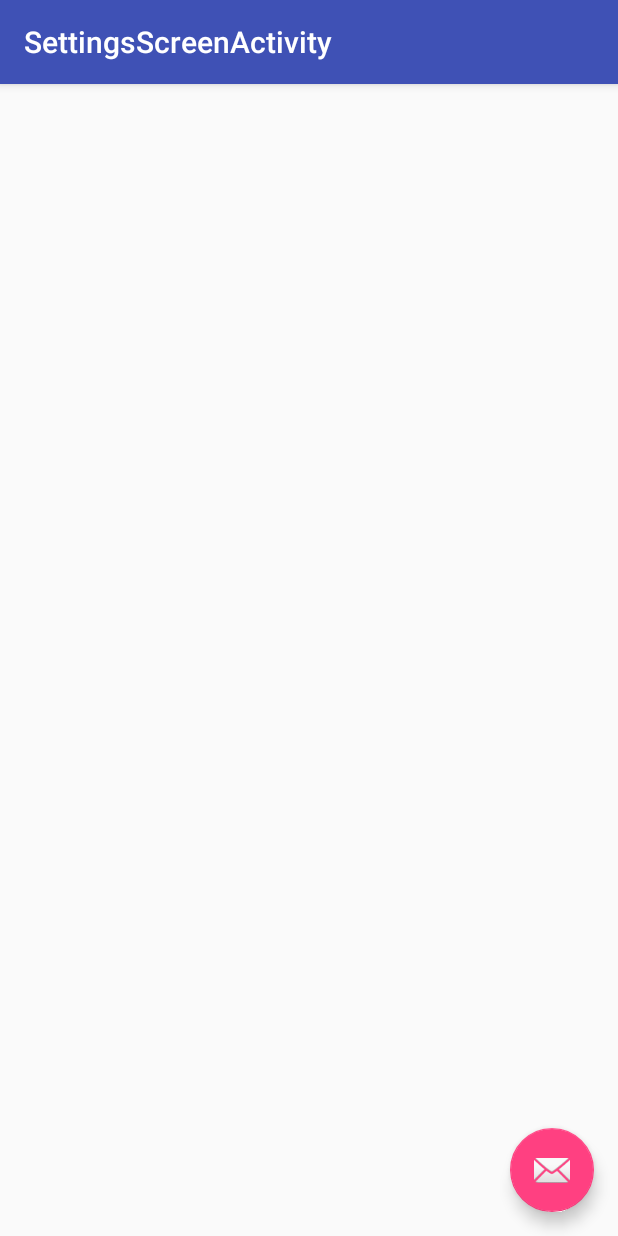
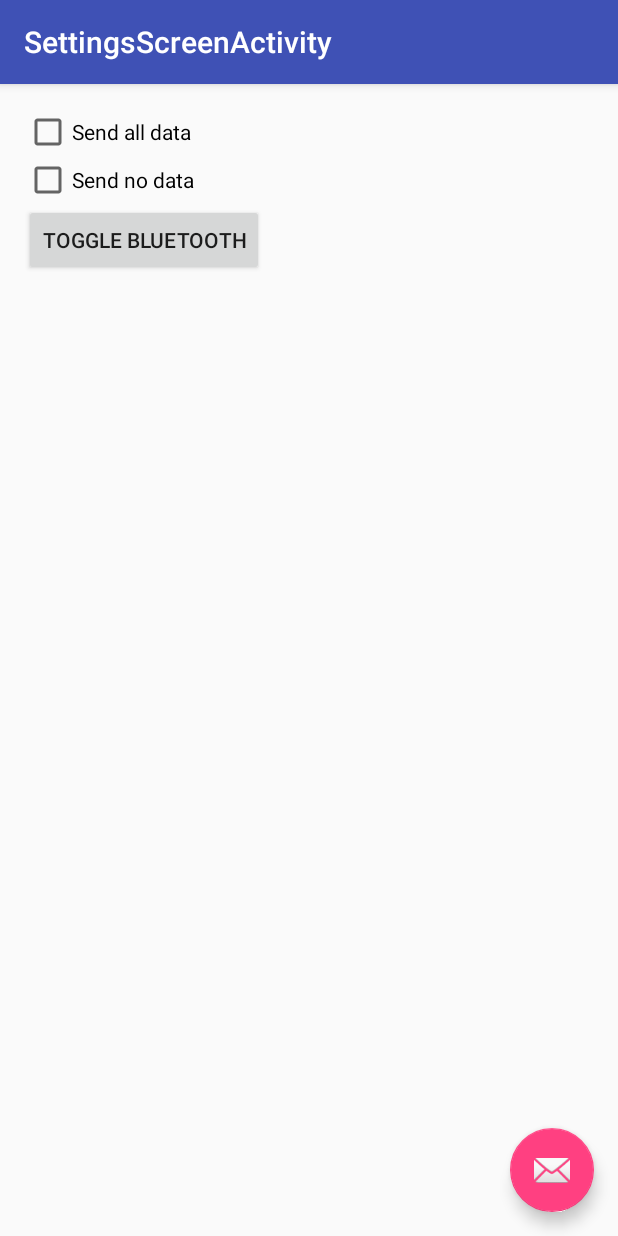
Before and after one commit to ax-rwnd/BASAC, an Android app: the screen it shows after launch (SettingsScreenActivity), after a tap on "SETTINGS", on a phone screen of 412 x 824 dp. Run offline under Robolectric (Android 15) with nearby library versions, the phone set to English and light mode, and no system bars; 2 other taps on this screen came first.

Commit message:
Bluetooth

```diff
--- a/android/app/src/main/java/d0020e/basac/HomeScreenActivity.java
+++ b/android/app/src/main/java/d0020e/basac/HomeScreenActivity.java
@@ -1,19 +1,28 @@
 package d0020e.basac;
 
+import android.bluetooth.BluetoothAdapter;
+import android.content.BroadcastReceiver;
+import android.content.Context;
 import android.content.Intent;
+import android.content.IntentFilter;
 import android.os.Bundle;
 import android.support.design.widget.FloatingActionButton;
 import android.support.design.widget.Snackbar;
 import android.support.v7.app.AppCompatActivity;
 import android.support.v7.widget.Toolbar;
+import android.util.Log;
 import android.view.View;
 import android.view.Menu;
 import android.view.MenuItem;
+import android.widget.Button;
 import android.widget.EditText;
+import android.widget.TextView;
+import android.widget.Toast;
 
 public class HomeScreenActivity extends AppCompatActivity {
+    public static int BLUETOOTH_REQUEST_CODE = 1;
+    private BroadcastReceiver mBluetoothReceiver;
 
-    @Override
     protected void onCreate(Bundle savedInstanceState) {
         super.onCreate(savedInstanceState);
         setContentView(R.layout.activity_home_screen);
@@ -28,6 +37,36 @@ public class HomeScreenActivity extends AppCompatActivity {
                         .setAction("Action", null).show();
             }
         });
+
+        BluetoothAdapter mBluetoothAdapter = BluetoothAdapter.getDefaultAdapter();
+        mBluetoothReceiver = new BroadcastReceiver() {
+            @Override
+            public void onReceive(Context context, Intent intent) {
+                String action = intent.getAction();
+                if (BluetoothAdapter.ACTION_STATE_CHANGED.equals(action)) {
+                    final int state = intent.getIntExtra(BluetoothAdapter.EXTRA_STATE, BluetoothAdapter.ERROR);
+                    updateBluetoothStatus(state);
+                }
+            }
+        };
+        this.registerReceiver(mBluetoothReceiver, new IntentFilter(BluetoothAdapter.ACTION_STATE_CHANGED));
+        updateBluetoothStatus(mBluetoothAdapter.getState());
+    }
+
+    protected void onDestroy() {
+        super.onDestroy();
+        this.unregisterReceiver(mBluetoothReceiver);
+    }
+
+    private void updateBluetoothStatus(int state) {
+        switch (state) {
+            case BluetoothAdapter.STATE_OFF:
+                Toast.makeText(getApplicationContext(), "Bluetooth off", Toast.LENGTH_SHORT).show();
+                break;
+            case BluetoothAdapter.STATE_ON:
+                Toast.makeText(getApplicationContext(), "Bluetooth on", Toast.LENGTH_SHORT).show();
+                break;
+        }
     }
 
     @Override
--- a/android/app/src/main/res/layout/content_settings_screen.xml
+++ b/android/app/src/main/res/layout/content_settings_screen.xml
@@ -10,4 +10,27 @@
     tools:showIn="@layout/activity_settings_screen"
     tools:context="d0020e.basac.SettingsScreenActivity">
 
+    <CheckBox android:id="@+id/checkbox_1"
+        android:layout_width="wrap_content"
+        android:layout_height="wrap_content"
+        android:text="Send all data"
+        android:onClick="onCheckboxClicked"/>
+
+    <CheckBox android:id="@+id/checkbox_2"
+        android:layout_below="@+id/checkbox_1"
+        android:layout_width="wrap_content"
+        android:layout_height="wrap_content"
+        android:text="Send no data"
+        android:onClick="onCheckboxClicked" />
+
+    <Button
+        android:layout_width="wrap_content"
+        android:layout_height="wrap_content"
+        android:text="Toggle Bluetooth"
+        android:id="@+id/toggle_bluetooth"
+        android:layout_below="@+id/checkbox_2"
+        android:onClick="toggle_bluetooth"
+        android:layout_alignParentLeft="true"
+        android:layout_alignParentStart="true" />
+
 </RelativeLayout>
--- a/android/app/src/main/res/values/strings.xml
+++ b/android/app/src/main/res/values/strings.xml
@@ -3,7 +3,7 @@
     <string name="action_settings">Settings</string>
     <string name="action_data">Data screen</string>
 
-    <string name="button_send">Data</string>
+    <string name="button_info">INFO</string>
     <string name="button_settings">Settings</string>
     <string name="new_game">new game</string>
     <string name="help">help</string>
```
Also changed, not shown: android/app/src/main/AndroidManifest.xml (+6 -3 lines), android/app/src/main/java/d0020e/basac/SettingsScreenActivity.java (+53 -0 lines), android/app/src/main/res/layout/content_home_screen.xml (+7 -3 lines), 3 other files.
